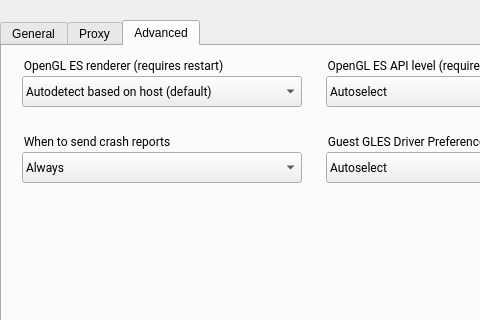
CodeLinaro-mirror/la_platform_external_qemu, file android/android-ui/modules/aemu-ext-pages/settings/src/android/skin/qt/extended-pages/settings-page.ui: the form before one commit; both pictures show x 0 to 480 and y 0 to 320 of the 622 by 580 pixel window.
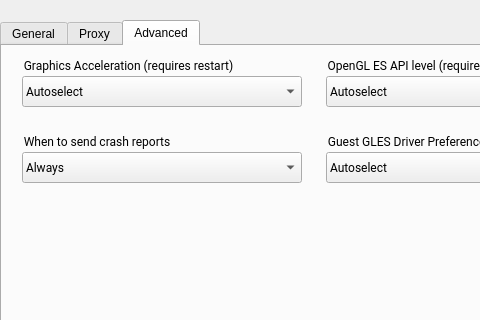
The form after the commit. The open tabs and pages were chosen to show the change. Icons and pictures are not drawn. Custom widgets are drawn as their Qt base class.

Diff of the .ui file:
```diff
--- a/android/android-ui/modules/aemu-ext-pages/settings/src/android/skin/qt/extended-pages/settings-page.ui
+++ b/android/android-ui/modules/aemu-ext-pages/settings/src/android/skin/qt/extended-pages/settings-page.ui
@@ -1255,7 +1255,7 @@
       <string notr="true">border: 0px;</string>
      </property>
      <property name="title">
-      <string>OpenGL ES renderer (requires restart)</string>
+      <string>Graphics Acceleration (requires restart)</string>
      </property>
      <property name="ColorGroup" stdset="0">
       <string>Title</string>
@@ -1330,14 +1330,14 @@
       <bool>false</bool>
      </property>
      <property name="currentText">
-      <string>Autodetect based on host (default)</string>
+      <string>Autoselect</string>
      </property>
      <property name="report_metrics" stdset="0">
       <bool>false</bool>
      </property>
      <item>
       <property name="text">
-       <string>Autodetect based on host (default)</string>
+       <string>Autoselect</string>
       </property>
      </item>
      <item>
```
Left out of the diff: 10 changed lines with no effect on the pictures.
